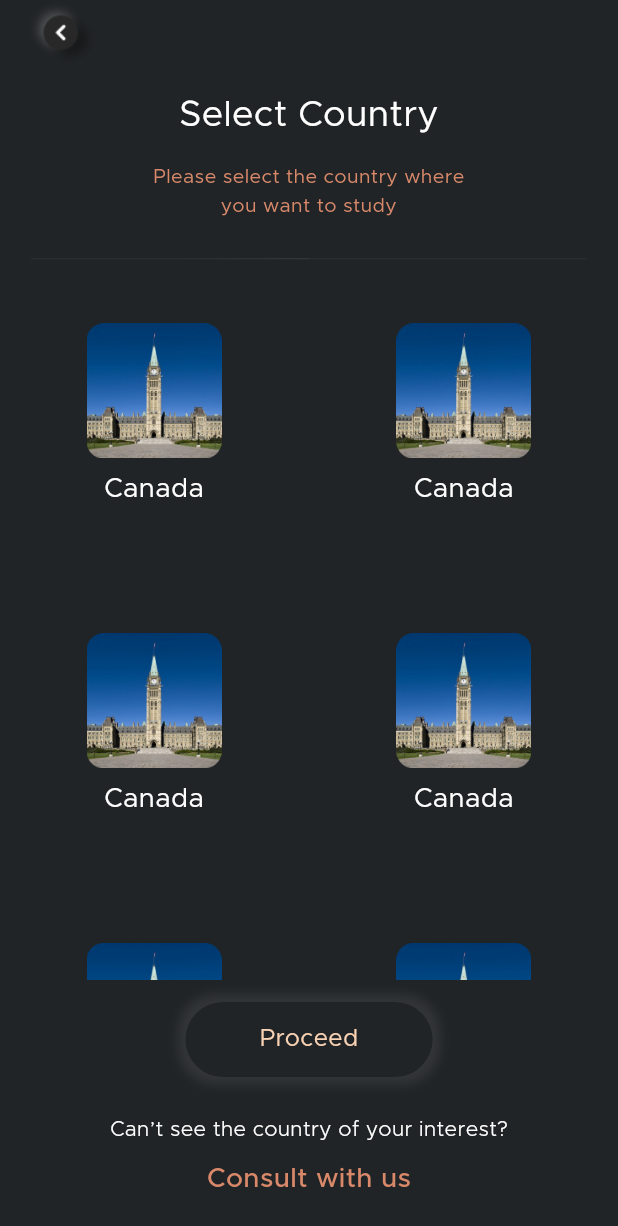
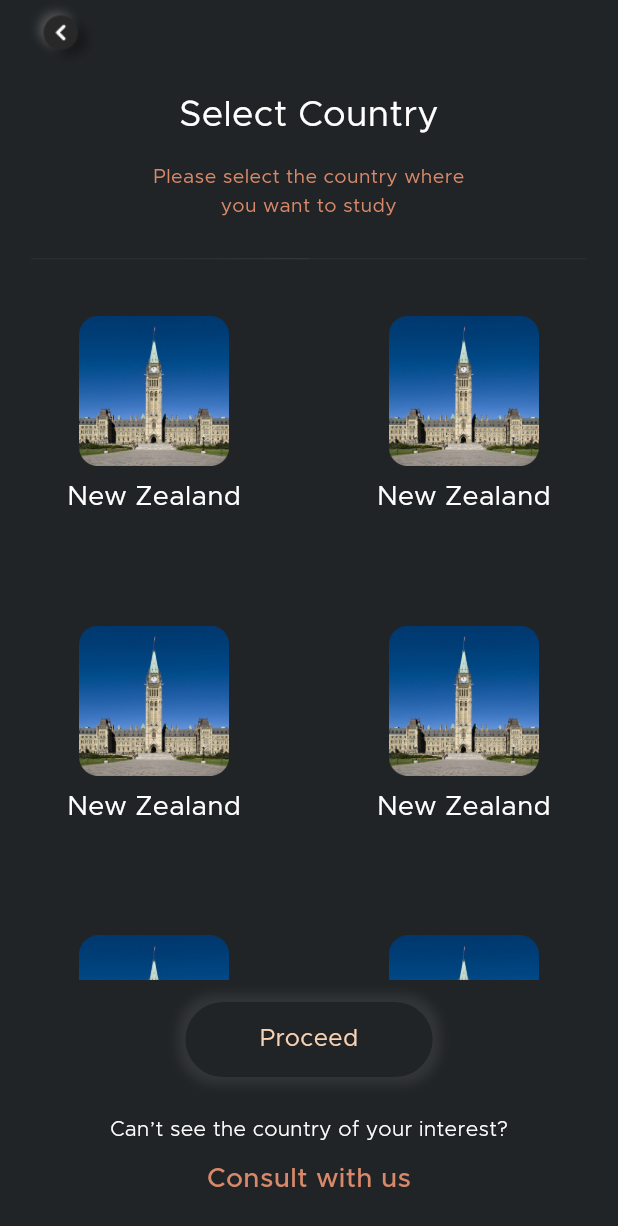
Before and after one commit to Raj481/Assignment1, a Flutter app: the SelectCountryScreen screen opened directly, on a phone screen of 412 x 824 dp. Shown: the top 1226 px of the screen. Run offline on Flutter 3.47's test engine with Material 3 defaults, Android fonts, the phone set to English and light mode, and no system bars; our stand-ins replace dio, flutter_svg, get, otp_text_field; missing offline and left inert: dart:ffi.

Commit message:
1. Select country ui work

```diff
--- a/lib/controller/select_country_screen_controller.dart
+++ b/lib/controller/select_country_screen_controller.dart
@@ -2,6 +2,7 @@
 import 'package:appassesment/model/country_model.dart';
 import 'package:appassesment/services/api_service.dart';
 import 'package:appassesment/services/response/general_response.dart';
+import 'package:appassesment/ui/home/home_screen.dart';
 import 'package:appassesment/ui/phone_number/phone_number_screen.dart';
 import 'package:appassesment/widget/utils/custom_ui_utils.dart';
 import 'package:appassesment/utils/string_res.dart';
@@ -28,6 +29,10 @@ class SelectCountryScreenController extends GetxController {
     Get.back();
   }
 
+  void onProceedTap(){
+    Get.to(() => const HomeScreen());
+  }
+
   void setLoading(bool value){
     isLoading = value;
     update();
--- a/lib/ui/country/select_country_screen/select_country_screen.dart
+++ b/lib/ui/country/select_country_screen/select_country_screen.dart
@@ -7,6 +7,7 @@ import 'package:appassesment/utils/font_res.dart';
 import 'package:appassesment/utils/image_res.dart';
 import 'package:flutter/cupertino.dart';
 import 'package:flutter/material.dart';
+import 'package:flutter/widgets.dart';
 import 'package:get/get.dart';
 
 class SelectCountryScreen extends StatelessWidget {
@@ -38,8 +39,8 @@ class SelectCountryScreen extends StatelessWidget {
                     mainAxisAlignment: MainAxisAlignment.center,
                     children: [
                       SizedBox(
-                        height: 90,
-                        width:  90,
+                        height: 100,
+                        width:  100,
                         child: Image(
                           image: AssetImage(
                               ImageRes.imgCountry
@@ -50,12 +51,21 @@ class SelectCountryScreen extends StatelessWidget {
                       Row(
                         mainAxisAlignment: MainAxisAlignment.center,
                         children: [
-                          Text(
-                            "Canada",
-                            style: TextStyle(
-                                color: ColorRes.white,
-                                fontSize: 18,
-                                fontFamily: FontRes.regular
+                          Padding(
+                            padding: const EdgeInsets.symmetric(
+                              horizontal: 15
+                            ),
+                            child: Flexible(
+                              child: Text(
+                                "New Zealand",
+                                maxLines: 2,
+                                overflow: TextOverflow.ellipsis,
+                                style: TextStyle(
+                                    color: ColorRes.white,
+                                    fontSize: 18,
+                                    fontFamily: FontRes.regular
+                                ),
+                              ),
                             ),
                           ),
                         ],
@@ -67,7 +77,7 @@ class SelectCountryScreen extends StatelessWidget {
           ),
           SelectCountryBottomView(
             controller: controller,
-            onProceedTap: () {  },
+            onProceedTap: () => controller.onProceedTap(),
           )
         ],
       ),
```
